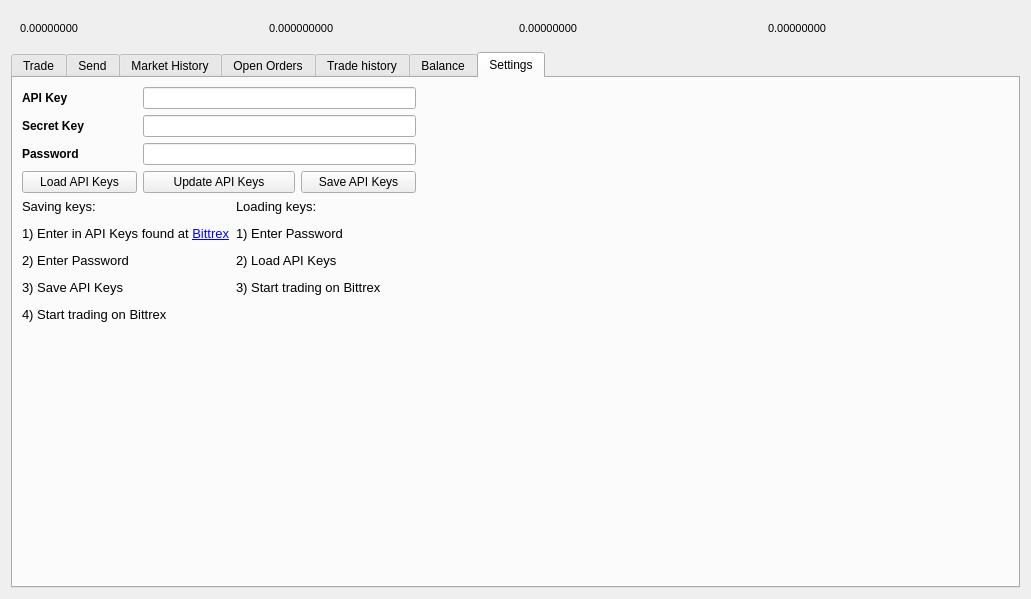
transferdev/Transfercoin, file src/qt/forms/tradingdialog.ui: the form before one commit.
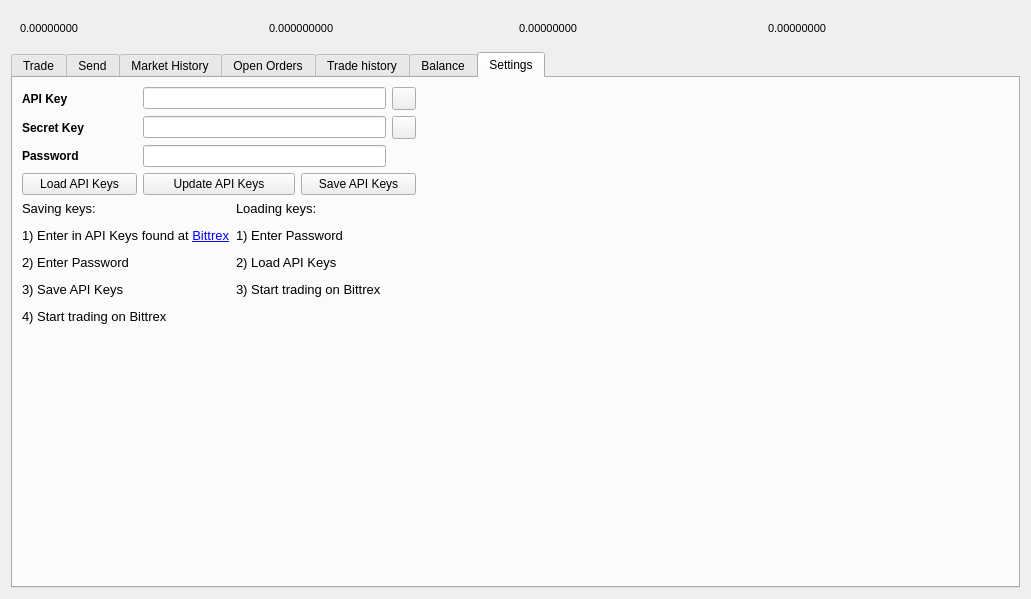
The form after the commit. Icons and pictures are not drawn.

The edit to the form file:
```diff
--- a/src/qt/forms/tradingdialog.ui
+++ b/src/qt/forms/tradingdialog.ui
@@ -5395,7 +5395,24 @@
          </property>
         </widget>
        </item>
-       <item row="0" column="4" rowspan="6">
+       <item row="0" column="4">
+        <widget class="QToolButton" name="KeyPasteButton">
+         <property name="toolTip">
+          <string>Paste from clipboard</string>
+         </property>
+         <property name="text">
+          <string/>
+         </property>
+         <property name="icon">
+          <iconset resource="../bitcoin.qrc">
+           <normaloff>:/icons/editpaste</normaloff>:/icons/editpaste</iconset>
+         </property>
+         <property name="shortcut">
+          <string>Alt+P</string>
+         </property>
+        </widget>
+       </item>
+       <item row="0" column="5" rowspan="6">
         <spacer name="horizontalSpacer_3">
          <property name="orientation">
           <enum>Qt::Horizontal</enum>
@@ -5424,6 +5441,23 @@
        <item row="1" column="1" colspan="3">
         <widget class="QLineEdit" name="SecretKeyInput"/>
        </item>
+       <item row="1" column="4">
+        <widget class="QToolButton" name="SecretPasteButton">
+         <property name="toolTip">
+          <string>Paste from clipboard</string>
+         </property>
+         <property name="text">
+          <string/>
+         </property>
+         <property name="icon">
+          <iconset resource="../bitcoin.qrc">
+           <normaloff>:/icons/editpaste</normaloff>:/icons/editpaste</iconset>
+         </property>
+         <property name="shortcut">
+          <string>Alt+P</string>
+         </property>
+        </widget>
+       </item>
        <item row="2" column="0">
         <widget class="QLabel" name="label_28">
          <property name="font">
@@ -5470,7 +5504,7 @@
          </property>
         </widget>
        </item>
-       <item row="3" column="3">
+       <item row="3" column="3" colspan="2">
         <widget class="QPushButton" name="SaveKeys">
          <property name="minimumSize">
           <size>
@@ -5497,7 +5531,7 @@
          </property>
         </widget>
        </item>
-       <item row="4" column="2" colspan="2">
+       <item row="4" column="2" colspan="3">
         <widget class="QLabel" name="label232_17">
          <property name="font">
           <font>
@@ -5514,7 +5548,7 @@
          </property>
         </widget>
        </item>
-       <item row="5" column="0" colspan="4">
+       <item row="5" column="0" colspan="5">
         <spacer name="verticalSpacer_2">
          <property name="orientation">
           <enum>Qt::Vertical</enum>
```
Left out of the diff: 11 changed lines with no effect on the pictures.
